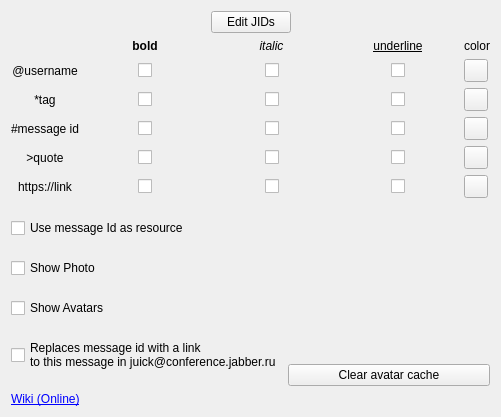
This is generic/juickplugin/settings.ui in psi-im/plugins as Qt 5 draws it before an edit. The edited form follows.
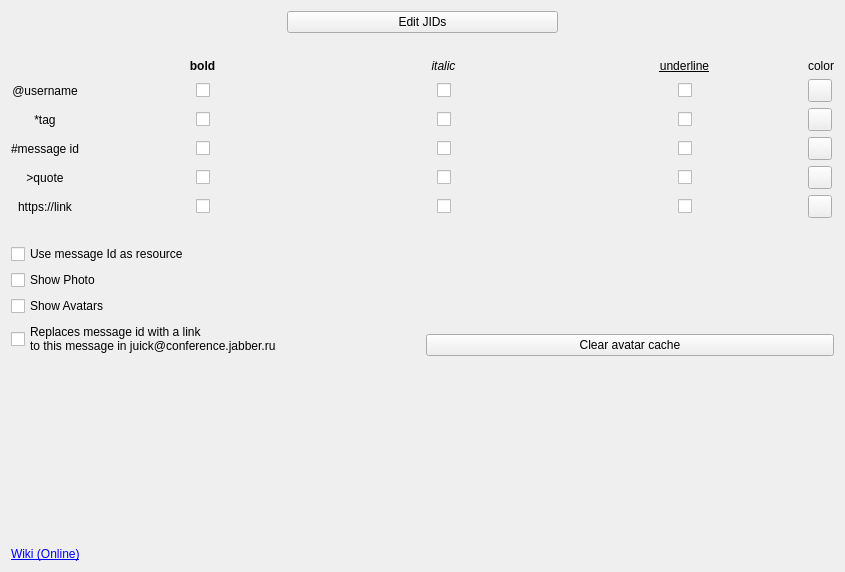
This is the edited form.

Commit message: Improve plugin settings dialogs

```diff
--- a/generic/juickplugin/settings.ui
+++ b/generic/juickplugin/settings.ui
@@ -6,8 +6,8 @@
    <rect>
     <x>0</x>
     <y>0</y>
-    <width>501</width>
-    <height>417</height>
+    <width>845</width>
+    <height>572</height>
    </rect>
   </property>
   <property name="windowTitle">
@@ -17,17 +17,11 @@
    <item>
     <layout class="QHBoxLayout" name="horizontalLayout">
      <item>
-      <spacer name="horizontalSpacer">
-       <property name="orientation">
-        <enum>Qt::Horizontal</enum>
+      <widget class="QLabel" name="leftSpacer">
+       <property name="text">
+        <string/>
        </property>
-       <property name="sizeHint" stdset="0">
-        <size>
-         <width>40</width>
-         <height>20</height>
-        </size>
-       </property>
-      </spacer>
+      </widget>
      </item>
      <item>
       <widget class="QPushButton" name="pb_editJids">
@@ -37,20 +31,21 @@
       </widget>
      </item>
      <item>
-      <spacer name="horizontalSpacer_2">
-       <property name="orientation">
-        <enum>Qt::Horizontal</enum>
+      <widget class="QLabel" name="rightSpacer">
+       <property name="text">
+        <string/>
        </property>
-       <property name="sizeHint" stdset="0">
-        <size>
-         <width>40</width>
-         <height>20</height>
-        </size>
-       </property>
-      </spacer>
+      </widget>
      </item>
     </layout>
    </item>
+   <item>
+    <widget class="QLabel" name="vertSpacer">
+     <property name="text">
+      <string/>
+     </property>
+    </widget>
+   </item>
    <item>
     <layout class="QGridLayout" name="gridLayout">
      <item row="0" column="1">
@@ -751,6 +746,13 @@
      </item>
     </layout>
    </item>
+   <item>
+    <widget class="QLabel" name="vertSpacer_2">
+     <property name="text">
+      <string/>
+     </property>
+    </widget>
+   </item>
    <item>
     <layout class="QHBoxLayout" name="horizontalLayout_2">
      <item>
@@ -789,17 +791,11 @@
      <item>
       <layout class="QVBoxLayout" name="verticalLayout_2">
        <item>
-        <spacer name="verticalSpacer">
-         <property name="orientation">
-          <enum>Qt::Vertical</enum>
+        <widget class="QLabel" name="label_11">
+         <property name="text">
+          <string/>
          </property>
-         <property name="sizeHint" stdset="0">
-          <size>
-           <width>20</width>
-           <height>40</height>
-          </size>
-         </property>
-        </spacer>
+        </widget>
        </item>
        <item>
         <widget class="QPushButton" name="pb_clearCache">
@@ -812,6 +808,19 @@
      </item>
     </layout>
    </item>
+   <item>
+    <spacer name="verticalSpacer_2">
+     <property name="orientation">
+      <enum>Qt::Vertical</enum>
+     </property>
+     <property name="sizeHint" stdset="0">
+      <size>
+       <width>20</width>
+       <height>40</height>
+      </size>
+     </property>
+    </spacer>
+   </item>
    <item>
     <widget class="QLabel" name="label_10">
      <property name="text">
```
The commit also changes 20 other files.
